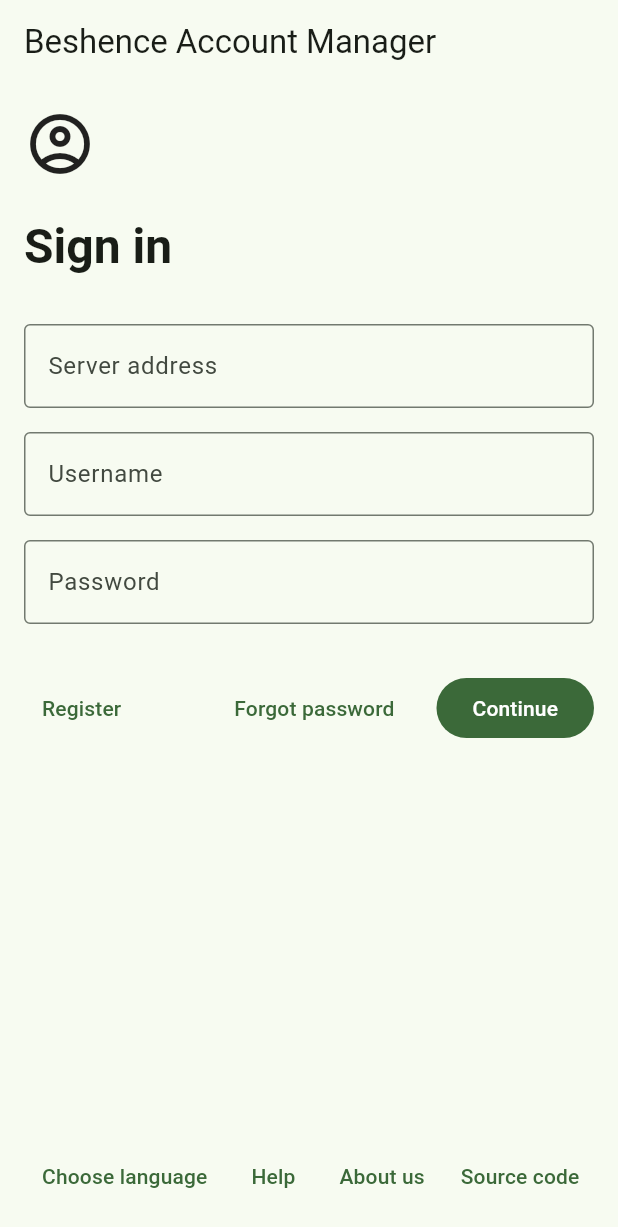
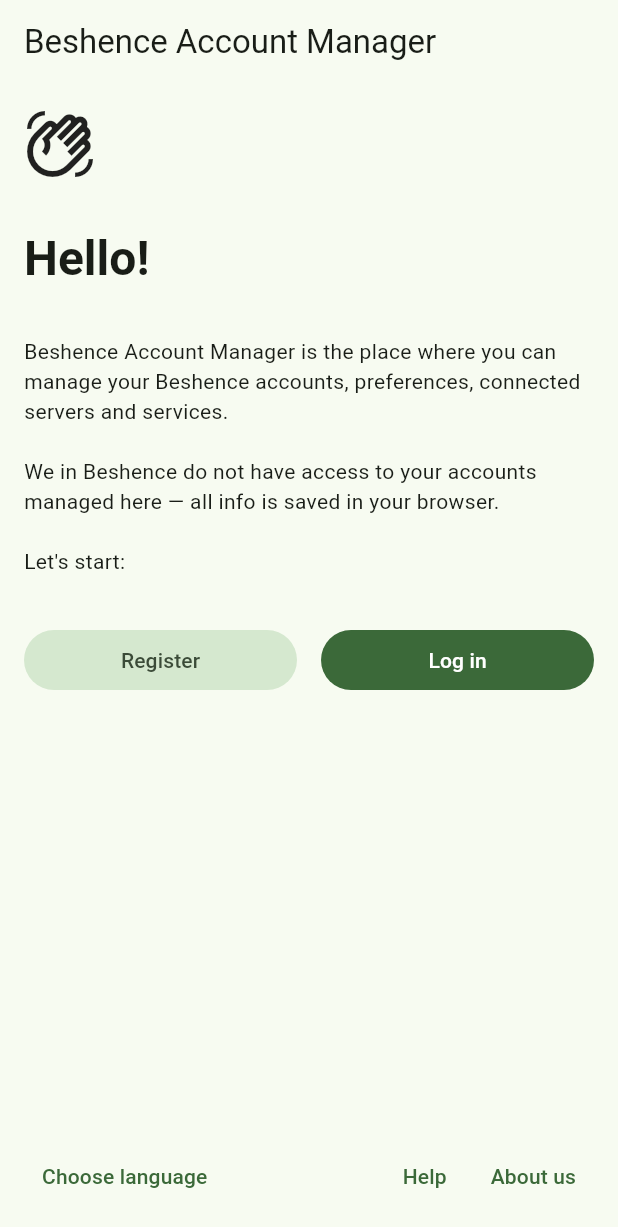
Before and after one commit to vyacheslavbytsko/Account-Manager, a Flutter app: the screen it shows after launch, on a phone screen of 412 x 824 dp. Shown: the top 1227 px of the screen. Run offline on Flutter 3.47's test engine with Material 3 defaults, Android fonts, the light colour scheme and no system bars; drawn by our look-alikes of dynamic_color; our stand-ins replace go_router.

Commit message:
enroll screen

```diff
--- a/lib/main.dart
+++ b/lib/main.dart
@@ -1,3 +1,5 @@
+import 'package:beshence_account_manager/screens/enroll_screen.dart';
+import 'package:beshence_account_manager/screens/redirect_screen.dart';
 import 'package:dynamic_color/dynamic_color.dart';
 import 'package:flutter/material.dart';
 import 'package:go_router/go_router.dart';
@@ -10,10 +12,10 @@
 GoRouter router = GoRouter(
   initialLocation: "/",
   routes: [
-    GoRoute(path: "/", builder: (context, state) => const RedirectPage()),
+    GoRoute(path: "/", builder: (context, state) => const RedirectScreen()),
     GoRoute(
-      path: "/login",
-      builder: (context, state) => const LoginPage(),
+      path: "/enroll",
+      builder: (context, state) => const EnrollScreen(),
       routes: [
         /*GoRoute(
             path: 'note/:noteId',
@@ -67,143 +69,3 @@
     );
   }
 }
-
-class RedirectPage extends StatelessWidget {
-  const RedirectPage({super.key});
-
-  @override
-  Widget build(BuildContext context) {
-    WidgetsBinding.instance.addPostFrameCallback((_) {
-      context.replace('/login');
-    });
-
-    return Scaffold(body: Center(child: CircularProgressIndicator()));
-  }
-}
-
-class LoginPage extends StatefulWidget {
-  const LoginPage({super.key});
-
-  @override
-  State<LoginPage> createState() => _LoginPageState();
-}
-
-class _LoginPageState extends State<LoginPage> {
-  int _counter = 0;
-
-  void _incrementCounter() {
-    setState(() {
-      _counter++;
-    });
-  }
-
-  @override
-  Widget build(BuildContext context) {
-    return Scaffold(
-      appBar: AppBar(title: Text("Beshence Account Manager")),
-      bottomNavigationBar: BottomAppBar(
-        child: Row(
-          children: [
-            TextButton(onPressed: () => {}, child: Text("Choose language")),
-            Expanded(child: SizedBox.shrink()),
-            TextButton(onPressed: () => {}, child: Text("Help")),
-            TextButton(onPressed: () => {}, child: Text("About us")),
-            TextButton(onPressed: () => {}, child: Text("Source code")),
-          ],
-        ),
-      ),
-      body: LayoutBuilder(
-        builder: (context, constraints) => SingleChildScrollView(
-          padding: EdgeInsets.all(16),
-          child: ConstrainedBox(
-            constraints: BoxConstraints(minHeight: constraints.maxHeight - 32),
-            child: Row(
-              crossAxisAlignment: isLandscape(context)
-                  ? CrossAxisAlignment.center
-                  : CrossAxisAlignment.start,
-              children: [
-                Expanded(child: SizedBox.shrink()),
-                SizedBox(
-                  width: isLandscape(context)
-                      ? 384
-                      : (constraints.maxWidth - 32),
-                  child: Column(
-                    crossAxisAlignment: CrossAxisAlignment.start,
-                    children: <Widget>[
-                      Icon(Icons.account_circle_outlined, size: 48),
-                      SizedBox(height: 24),
-                      Text(
-                        "Sign in",
-                        style: Theme.of(context).textTheme.headlineLarge
-                            ?.copyWith(fontWeight: FontWeight.bold),
-                      ),
-                      /*RichText(
-                        text: TextSpan(
-                          children: <TextSpan>[
-                            TextSpan(text: 'Sign in', style: Theme.of(context).textTheme.headlineLarge),
-                          ],
-                        ),
-                      ),*/
-                      SizedBox(height: 32),
-                      TextField(
-                        decoration: InputDecoration(
-                          border: OutlineInputBorder(),
-                          labelText: 'Server address',
-                        ),
-                      ),
-                      SizedBox(height: 16),
-                      TextField(
-                        decoration: InputDecoration(
-                          border: OutlineInputBorder(),
-                          labelText: 'Username',
-                        ),
-                      ),
-                      SizedBox(height: 16),
-                      TextField(
-                        obscureText: true,
-                        decoration: InputDecoration(
-                          border: OutlineInputBorder(),
-                          labelText: 'Password',
-                        ),
-                      ),
-                      SizedBox(height: 32),
-                      Row(
-                        children: [
-                          TextButton(
-                            onPressed: () => {},
-                            child: Text("Register"),
-                          ),
-                          Expanded(child: SizedBox.shrink()),
-                          SizedBox(width: 16),
-                          TextButton(
-                            onPressed: () => {},
-                            child: Text("Forgot password"),
-                          ),
-                          SizedBox(width: 16),
-                          FilledButton(
-                            onPressed: () => {},
-                            child: Text("Continue"),
-                          ),
-                        ],
-                      ),
-                      SizedBox(height: 32),
-                    ],
-                  ),
-                ),
-                Expanded(child: SizedBox.shrink()),
-              ],
-            ),
-          ),
-        ),
-      ),
-    );
-  }
-}
-
-bool isPortrait(BuildContext context) {
-  return MediaQuery.orientationOf(context) == Orientation.portrait;
-}
-
-bool isLandscape(BuildContext context) {
-  return MediaQuery.orientationOf(context) == Orientation.landscape;
-}
--- /dev/null
+++ b/lib/misc.dart
@@ -0,0 +1,52 @@
+import 'package:flutter/foundation.dart';
+import 'package:flutter/material.dart';
+
+bool isPortrait(BuildContext context) {
+  return MediaQuery.orientationOf(context) == Orientation.portrait;
+}
+
+bool isLandscape(BuildContext context) {
+  return MediaQuery.orientationOf(context) == Orientation.landscape;
+}
+
+class CenteredWidget extends StatelessWidget {
+  final Widget child;
+  final Widget? debugChild;
+
+  const CenteredWidget({super.key, required this.child, this.debugChild});
+
+  @override
+  Widget build(BuildContext context) {
+    return LayoutBuilder(
+      builder: (context, constraints) => Stack(
+        children: [
+          SingleChildScrollView(
+            padding: EdgeInsets.all(16),
+            child: ConstrainedBox(
+              constraints: BoxConstraints(minHeight: constraints.maxHeight - 32),
+              child: Row(
+                crossAxisAlignment: isLandscape(context)
+                    ? CrossAxisAlignment.center
+                    : CrossAxisAlignment.start,
+                children: [
+                  Expanded(child: SizedBox.shrink()),
+                  SizedBox(
+                    width: isLandscape(context)
+                        ? 384
+                        : (constraints.maxWidth - 32),
+                    child: child,
+                  ),
+                  Expanded(child: SizedBox.shrink()),
+                ],
+              ),
+            ),
+          ),
+          if(kDebugMode) Padding(
+            padding: const EdgeInsets.all(16.0),
+            child: debugChild,
+          ),
+        ],
+      ),
+    );
+  }
+}
--- /dev/null
+++ b/lib/screens/enroll_screen.dart
@@ -0,0 +1,68 @@
+import 'package:flutter/material.dart';
+
+import '../misc.dart';
+
+class EnrollScreen extends StatelessWidget {
+  const EnrollScreen({super.key});
+
+  @override
+  Widget build(BuildContext context) {
+    return Scaffold(
+        appBar: AppBar(title: Text("Beshence Account Manager")),
+        bottomNavigationBar: BottomAppBar(
+          child: Row(
+            children: [
+              TextButton(onPressed: () => {}, child: Text("Choose language")),
+              Expanded(child: SizedBox.shrink()),
+              TextButton(onPressed: () => {}, child: Text("Help")),
+              TextButton(onPressed: () => {}, child: Text("About us")),
+            ],
+          ),
+        ),
+        body: CenteredWidget(
+          debugChild: Text(
+            "Debug: This page shows up when there are "
+                "no account records in browser storage.",
+            style: TextStyle(color: Colors.red),),
+          child: Column(
+            crossAxisAlignment: CrossAxisAlignment.start,
+            children: <Widget>[
+              Icon(Icons.waving_hand_outlined, size: 48),
+              SizedBox(height: 32),
+              Text(
+                "Hello!",
+                style: Theme.of(context).textTheme.headlineLarge
+                    ?.copyWith(fontWeight: FontWeight.bold),
+              ),
+              SizedBox(height: 32),
+              Text("Beshence Account Manager is the place "
+                  "where you can manage your Beshence accounts, "
+                  "preferences, connected servers and services.\n\n"
+                  "We in Beshence do not have access to your "
+                  "accounts managed here — all info is saved "
+                  "in your browser.\n\nLet's start:"),
+              SizedBox(height: 32,),
+              Row(
+                children: [
+                  Expanded(
+                    child: FilledButton.tonal(
+                      onPressed: () => {},
+                      child: Text("Register"),
+                    ),
+                  ),
+                  SizedBox(width: 16),
+                  Expanded(
+                    child: FilledButton(
+                      onPressed: () => {},
+                      child: Text("Log in"),
+                    ),
+                  ),
+                ],
+              ),
+              SizedBox(height: 32,)
+            ],
+          ),
+        )
+    );
+  }
+}
--- /dev/null
+++ b/lib/screens/redirect_screen.dart
@@ -0,0 +1,15 @@
+import 'package:flutter/material.dart';
+import 'package:go_router/go_router.dart';
+
+class RedirectScreen extends StatelessWidget {
+  const RedirectScreen({super.key});
+
+  @override
+  Widget build(BuildContext context) {
+    WidgetsBinding.instance.addPostFrameCallback((_) {
+      context.replace('/enroll');
+    });
+
+    return Scaffold(body: Center(child: CircularProgressIndicator()));
+  }
+}
```
